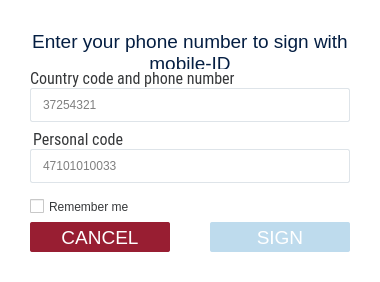
Before: the Qt Designer form client/dialogs/MobileDialog.ui in open-eid/DigiDoc4-Client, drawn with Qt 5.
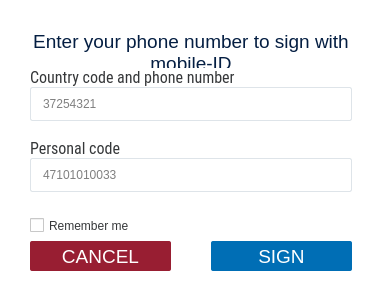
After: the same form once the commit is applied. Icons and pictures are not drawn. Custom widgets are drawn as their Qt base class.

Commit message:
More verbose error messages (#1103)
IB-7308

```diff
--- a/client/dialogs/MobileDialog.ui
+++ b/client/dialogs/MobileDialog.ui
@@ -9,8 +9,8 @@
    <rect>
     <x>0</x>
     <y>0</y>
-    <width>380</width>
-    <height>282</height>
+    <width>382</width>
+    <height>301</height>
    </rect>
   </property>
   <property name="windowTitle">
@@ -22,6 +22,12 @@
 color: #000000;
 border-radius: 2px;
 }
+#labelCode, #labelPhone {
+color: #353739
+}
+#errorCode, #errorPhone {
+color: #c53e3e
+}
 QLineEdit {
 padding: 0px 10px;
 border: 1px solid #DEE4E9;
@@ -118,7 +124,7 @@
      <property name="sizeHint" stdset="0">
       <size>
        <width>20</width>
-       <height>67</height>
+       <height>8</height>
       </size>
      </property>
     </spacer>
@@ -131,9 +137,6 @@
        <pointsize>12</pointsize>
       </font>
      </property>
-     <property name="styleSheet">
-      <string notr="true">color: #353739;</string>
-     </property>
      <property name="text">
       <string>Country code and phone number</string>
      </property>
@@ -155,6 +158,15 @@
      </property>
     </widget>
    </item>
+   <item>
+    <widget class="QLabel" name="errorPhone">
+     <property name="font">
+      <font>
+       <pointsize>12</pointsize>
+      </font>
+     </property>
+    </widget>
+   </item>
    <item>
     <widget class="QLabel" name="labelCode">
      <property name="font">
@@ -163,10 +175,6 @@
        <pointsize>12</pointsize>
       </font>
      </property>
-     <property name="styleSheet">
-      <string notr="true">color: #353739;
-padding-top: 8px;</string>
-     </property>
      <property name="text">
       <string>Personal code</string>
      </property>
@@ -189,20 +197,13 @@
     </widget>
    </item>
    <item>
-    <spacer name="verticalSpacer">
-     <property name="orientation">
-      <enum>Qt::Vertical</enum>
+    <widget class="QLabel" name="errorCode">
+     <property name="font">
+      <font>
+       <pointsize>12</pointsize>
+      </font>
      </property>
-     <property name="sizeType">
-      <enum>QSizePolicy::Fixed</enum>
-     </property>
-     <property name="sizeHint" stdset="0">
-      <size>
-       <width>20</width>
-       <height>8</height>
-      </size>
-     </property>
-    </spacer>
+    </widget>
    </item>
    <item>
     <widget class="CheckBox" name="cbRemember">
@@ -219,7 +220,7 @@
      <property name="sizeHint" stdset="0">
       <size>
        <width>20</width>
-       <height>66</height>
+       <height>8</height>
       </size>
      </property>
     </spacer>
@@ -233,7 +234,7 @@
       <widget class="QPushButton" name="cancel">
        <property name="minimumSize">
         <size>
-         <width>120</width>
+         <width>0</width>
          <height>30</height>
         </size>
        </property>
@@ -258,12 +259,9 @@
      </item>
      <item>
       <widget class="QPushButton" name="sign">
-       <property name="enabled">
-        <bool>false</bool>
-       </property>
        <property name="minimumSize">
         <size>
-         <width>120</width>
+         <width>0</width>
          <height>30</height>
         </size>
        </property>
```
Left out of the diff: 3 changed lines with no effect on the pictures. The commit also changes 20 other files.
